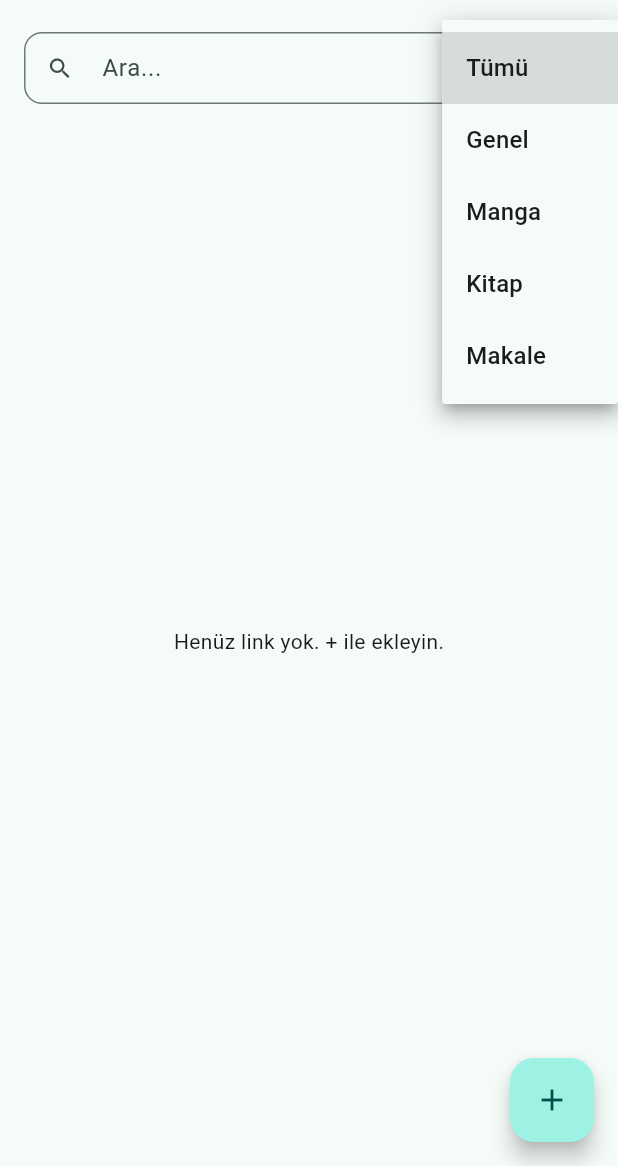
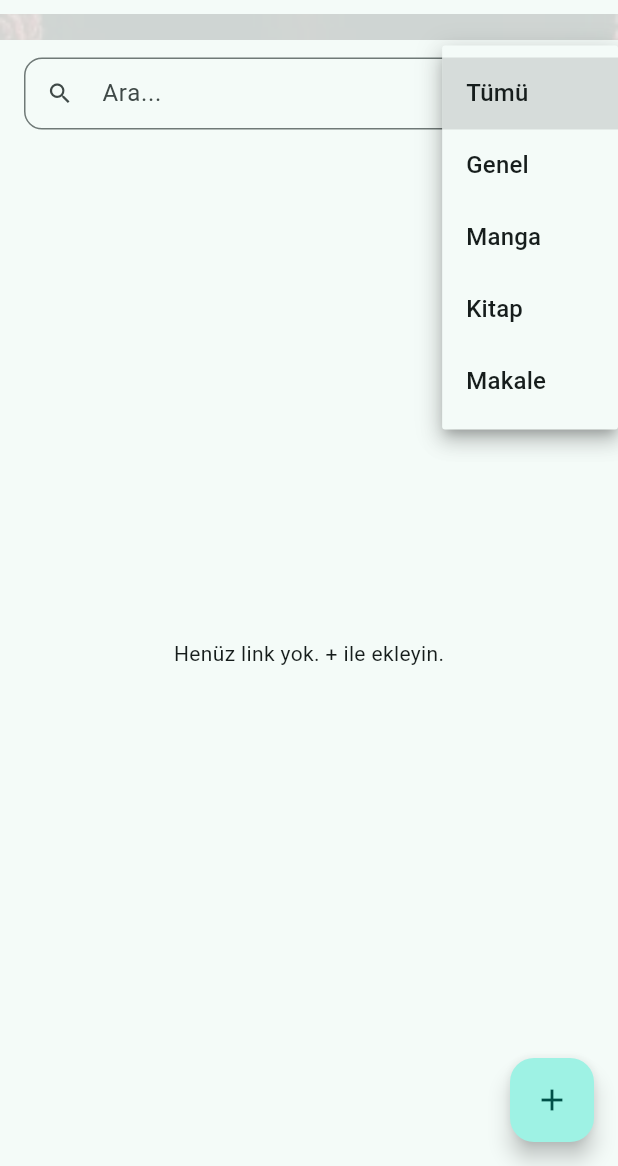
Before and after one commit to YusufKaya00/ReaderBookMark, a Flutter app: the screen it shows after launch, after a tap on "Tümü", on a phone screen of 412 x 824 dp, the part 70-1236 px from its top. Run offline on Flutter 3.47's test engine with Material 3 defaults, Android fonts, the light colour scheme and no system bars; our stand-ins replace dio, flutter_local_notifications, open_filex, package_info_plus, share_plus, shared_preferences and 3 more; missing offline and left inert: android_intent_plus, webview_windows, workmanager; accounts and stored records are empty; network calls fail; statements that could not run were skipped.

Commit message:
feat(ui): add themed background image (wp.jpg) on HomeScreen to test OTA update

```diff
--- a/lib/background/new_chapter_check.dart
+++ b/lib/background/new_chapter_check.dart
@@ -3,7 +3,7 @@ import 'dart:convert';
 
 import 'package:crypto/crypto.dart';
 import 'package:flutter_local_notifications/flutter_local_notifications.dart';
-import 'package:background_fetch/background_fetch.dart';
+import 'package:workmanager/workmanager.dart';
 import 'package:html/parser.dart' as html_parser;
 import 'package:http/http.dart' as http;
 import 'package:shared_preferences/shared_preferences.dart';
@@ -12,28 +12,28 @@ import 'package:shared_preferences/shared_preferences.dart';
 const String kTaskId = 'check_new_chapters';
 
 Future<void> initBackground() async {
-  // BackgroundFetch kurulum
-  await BackgroundFetch.configure(
-    BackgroundFetchConfig(
-      minimumFetchInterval: 180, // dakika cinsinden (3 saat)
-      stopOnTerminate: false,
-      enableHeadless: true,
-      startOnBoot: true,
-      requiresBatteryNotLow: false,
-      requiredNetworkType: NetworkType.ANY,
-    ),
-    (taskId) async {
-      await _alarmEntry();
-      BackgroundFetch.finish(taskId);
-    },
-    (taskId) async {
-      BackgroundFetch.finish(taskId);
-    },
+  await Workmanager().initialize(_workCallback, isInDebugMode: false);
+  await Workmanager().registerPeriodicTask(
+    'chapters_periodic',
+    kTaskId,
+    frequency: const Duration(hours: 3),
+    initialDelay: const Duration(minutes: 15),
+    constraints: Constraints(networkType: NetworkType.connected),
+    existingWorkPolicy: ExistingPeriodicWorkPolicy.keep,
   );
-  await BackgroundFetch.start();
 }
 
 void callbackDispatcher() {}
+
+@pragma('vm:entry-point')
+void _workCallback() {
+  Workmanager().executeTask((task, input) async {
+    if (task == kTaskId) {
+      await _alarmEntry();
+    }
+    return Future.value(true);
+  });
+}
 
 Future<void> _alarmEntry() async {
     final sp = await SharedPreferences.getInstance();
--- a/lib/ui/screens/home_screen.dart
+++ b/lib/ui/screens/home_screen.dart
@@ -191,6 +191,18 @@ class _HomeScreenState extends State<HomeScreen> {
       ),
       body: Column(
         children: [
+          Container(
+            width: double.infinity,
+            padding: const EdgeInsets.only(top: 16, left: 16, right: 16),
+            decoration: const BoxDecoration(
+              image: DecorationImage(
+                image: AssetImage('wp.jpg'),
+                fit: BoxFit.cover,
+                opacity: 0.15,
+              ),
+            ),
+            child: const SizedBox(height: 1),
+          ),
           Padding(
             padding: const EdgeInsets.fromLTRB(16, 12, 16, 8),
             child: Row(
--- a/pubspec.yaml
+++ b/pubspec.yaml
@@ -52,7 +52,7 @@ dependencies:
   package_info_plus: ^8.0.2
   dio: ^5.7.0
   open_filex: ^4.5.0
-  background_fetch: ^1.3.5
+  workmanager: ^0.9.0+2
 
 dev_dependencies:
   flutter_test:
@@ -78,6 +78,7 @@ flutter:
   uses-material-design: true
   assets:
     - logo1.jpg
+    - wp.jpg
 
 flutter_icons:
   android: true
```
Also changed, not shown: lib/main.dart (+7 -11 lines), pubspec.lock, wp.jpg (added), 1 other file.
